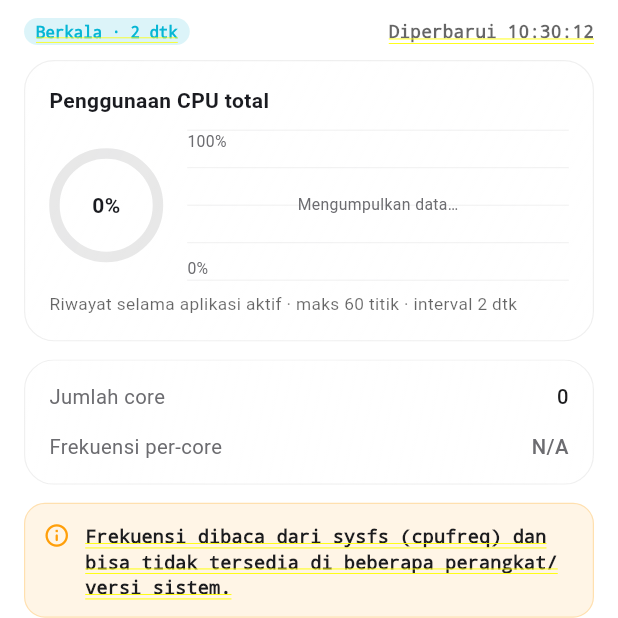
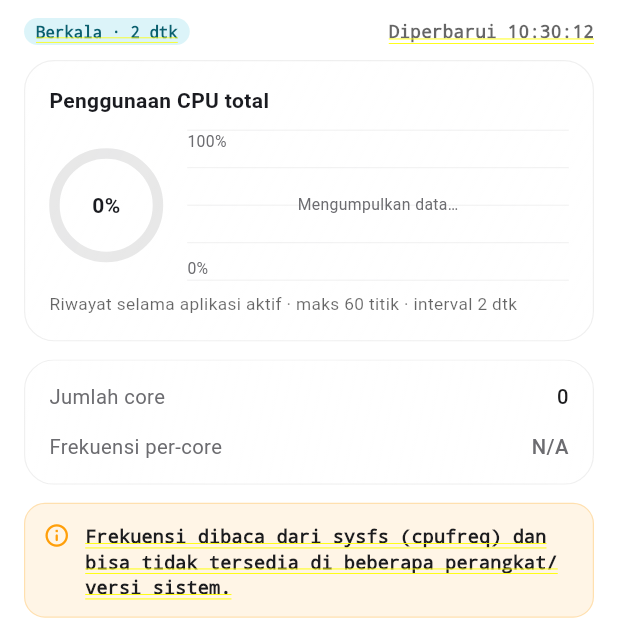
Before and after one commit to mujib-syarif/task-x, a Flutter app: the CpuTab screen opened directly with empty values, on a phone screen of 412 x 824 dp, the top half of it. Run offline on Flutter 3.47's test engine with Material 3 defaults, Android fonts, the phone set to English and light mode, and no system bars; our stand-ins replace shared_preferences; accounts and stored records are empty.

Commit message:
Kontras DataBadge tema terang, label Semantics grafik, perkecil logo
Co-Authored-By: Claude Sonnet 5.5 <noreply@anthropic.com>
Claude-Session: https://claude.ai/code/session_01X5CQaF5dYcfWU5ri7BNDPW

```diff
--- a/lib/core/widgets/common_widgets.dart
+++ b/lib/core/widgets/common_widgets.dart
@@ -28,6 +28,15 @@ class DataBadge extends StatelessWidget {
       DataKind.snapshot => context.muted,
       DataKind.unavailable => AppColors.orange,
     };
+    // Di tema terang teks memakai varian lebih gelap (kontras >= 4.5:1 terhadap latar badge).
+    final textColor = context.isDark
+        ? color
+        : switch (kind) {
+            DataKind.realtime => const Color(0xFF14692C),
+            DataKind.periodic => const Color(0xFF0A5F6E),
+            DataKind.snapshot => const Color(0xFF55555A),
+            DataKind.unavailable => const Color(0xFF854D00),
+          };
     return Container(
       padding: const EdgeInsets.symmetric(horizontal: 8, vertical: 3),
       decoration: BoxDecoration(
@@ -36,7 +45,7 @@ class DataBadge extends StatelessWidget {
       ),
       child: Text(
         detail == null ? label : '$label · $detail',
-        style: TextStyle(fontSize: 10.5, fontWeight: FontWeight.w600, color: color),
+        style: TextStyle(fontSize: 10.5, fontWeight: FontWeight.w600, color: textColor),
       ),
     );
   }
--- a/lib/core/widgets/line_chart.dart
+++ b/lib/core/widgets/line_chart.dart
@@ -51,7 +51,19 @@ class LineChart extends StatelessWidget {
     final grid = context.fg.withValues(alpha: 0.08);
     final labelStyle = TextStyle(fontSize: 10.5, color: context.muted);
 
-    return SizedBox(
+    final parts = <String>[
+      for (final s in series)
+        if (s.values.isNotEmpty) '${s.label ?? 'Seri'} ${s.values.last.toStringAsFixed(decimals)}$unit',
+    ];
+    final summary = hasData
+        ? 'Grafik garis, nilai terakhir: ${parts.join(', ')}. Skala ${minY.toStringAsFixed(decimals)} sampai ${top.toStringAsFixed(decimals)}$unit'
+        : 'Grafik garis, sedang mengumpulkan data';
+
+    return Semantics(
+      label: summary,
+      container: true,
+      child: ExcludeSemantics(
+        child: SizedBox(
       height: height,
       width: double.infinity,
       child: Stack(
@@ -76,6 +88,8 @@ class LineChart extends StatelessWidget {
               child: Text('Mengumpulkan data…', style: labelStyle),
             ),
         ],
+      ),
+        ),
       ),
     );
   }
```
Also changed, not shown: assets/images/mujib_logo.png.
